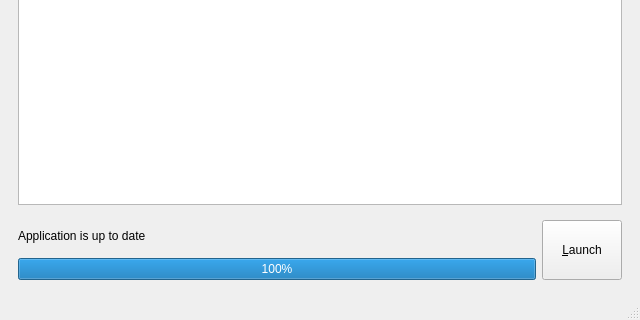
Before: the Qt Designer form resources/qt/karazeh.ui in amireh/Karazeh, drawn with Qt 5; both pictures show x 0 to 640 and y 160 to 480 of the 640 by 480 pixel window.
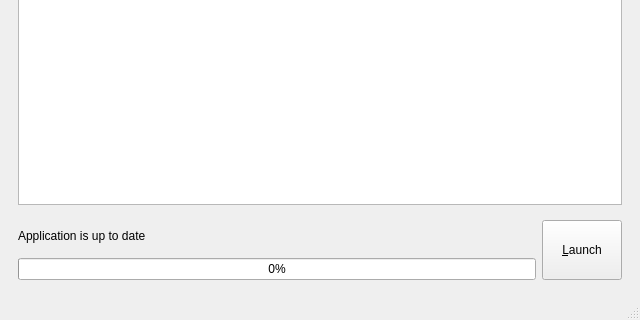
After: the same form once the commit is applied.

```diff
--- a/resources/qt/karazeh.ui
+++ b/resources/qt/karazeh.ui
@@ -95,7 +95,7 @@
              <number>0</number>
             </property>
             <property name="value">
-             <number>100</number>
+             <number>0</number>
             </property>
            </widget>
           </item>
```
Left out of the diff: 2 changed lines with no effect on the pictures.
